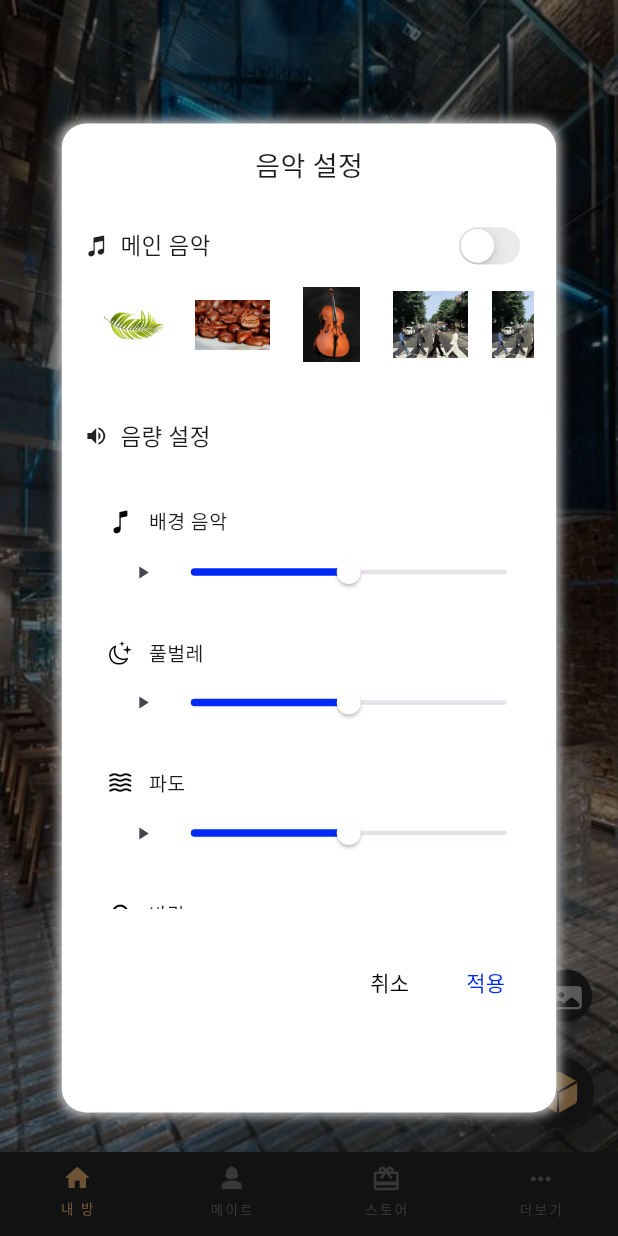
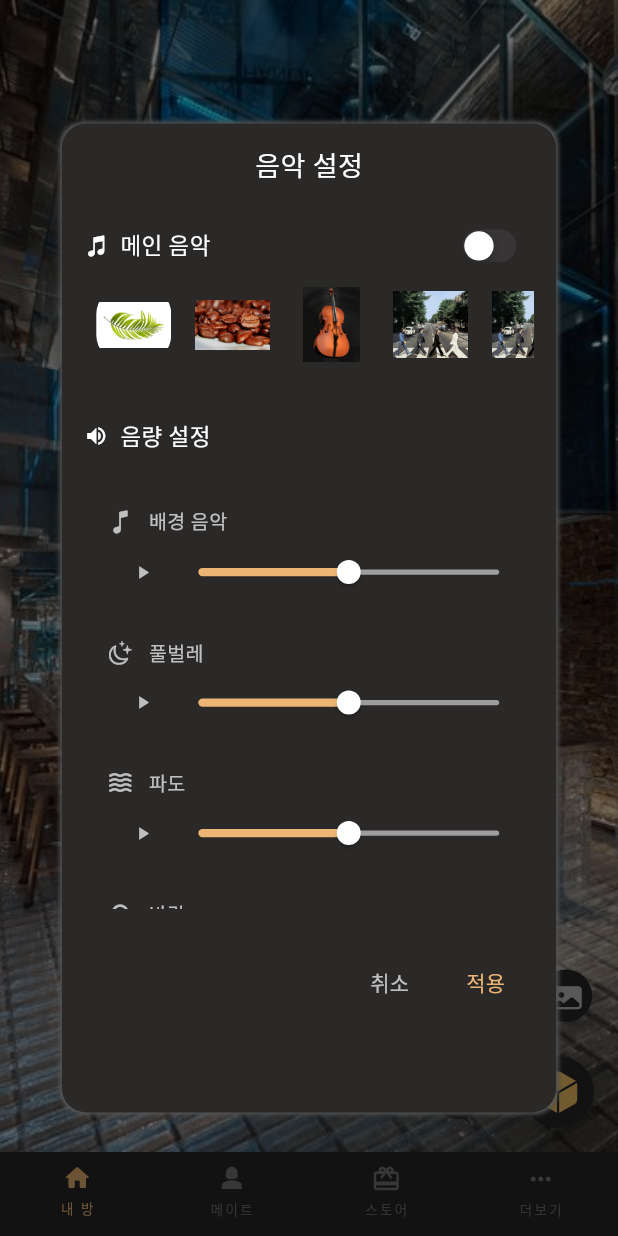
Before and after one commit to rainofmay/distance, a Flutter app: the screen it shows after launch, after a tap on the "note alt" icon, after a tap on the "library music" icon, on a phone screen of 412 x 824 dp. Run offline on Flutter 3.47's test engine with Material 3 defaults, Android fonts, the phone set to English and light mode, and no system bars; our stand-ins replace audioplayers, firebase_auth, firebase_core, flutter_dotenv, font_awesome_flutter, google_mobile_ads and 7 more; missing offline and left inert: omni_datetime_picker; accounts and stored records are empty; network calls fail; Roboto replaces fonts that are missing (GmarketSansTTFMedium).

Commit message:
[UPDATE] music 설정 창 디자인

```diff
--- a/lib/const/colors.dart
+++ b/lib/const/colors.dart
@@ -1,12 +1,12 @@
 import 'package:flutter/material.dart';
 
-const PRIMARY_COLOR = Color(0xFFECB574);
-const LIGHT = Color(0xff0E1A27);
+const PRIMARY_COLOR = Color(0xFFECB574);  //브랜드 컬러
+const PRIMARY_LIGHT = Color(0xffF7C667);  // 브랜드 컬러 밝은 버전
 const LIGHT_WHITE = Colors.white70;
 const DARK = Color(0xff282828);
 const DARK_UNSELECTED = Color(0xff777777);
 const UNSELECTED = Colors.grey;
-
+const DARK_BACKGROUND = Color(0xff2B2828);
 // schedule card 색상
 
 const WHITE = Colors.white;
--- a/lib/pages/myroom_music.dart
+++ b/lib/pages/myroom_music.dart
@@ -38,7 +38,7 @@ class _MusicSettingState extends State<MusicSetting> {
       child: CustomContainer(
           width: MediaQuery.of(context).size.width * 0.8,
           height: MediaQuery.of(context).size.height * 0.8,
-          backgroundColor: Colors.white,
+          backgroundColor: DARK_BACKGROUND,
           distance: 0,
           widget: Padding(
             padding: const EdgeInsets.only(top: 15, left: 15, right: 15),
@@ -46,7 +46,7 @@ class _MusicSettingState extends State<MusicSetting> {
               children: [
                 Text(
                   '음악 설정',
-                  style: TextStyle(fontSize: 18, fontWeight: FontWeight.normal),
+                  style: TextStyle(fontSize: 18, fontWeight: FontWeight.normal, color: WHITE),
                 ),
                 // 세부 설정
                 Column(
@@ -61,13 +61,15 @@ class _MusicSettingState extends State<MusicSetting> {
                           const Expanded(
                             child: Row(
                               children: [
-                                Icon(CupertinoIcons.music_note_2, size: 16),
+                                Icon(CupertinoIcons.music_note_2, size: 16, color: WHITE),
                                 SizedBox(width: 8),
                                 Text(
                                   '메인 음악',
                                   style: TextStyle(
                                       fontSize: 15,
-                                      fontWeight: FontWeight.normal),
+                                      fontWeight: FontWeight.normal,
+                                    color: WHITE
+                                  ),
                                 ),
                               ],
                             ),
@@ -75,7 +77,7 @@ class _MusicSettingState extends State<MusicSetting> {
                           Consumer<GlobalAudioPlayer>(
                             builder: (context, globalAudioPlayer, child) {
                               return Transform.scale(
-                                scale: 0.8,
+                                scale: 0.7,
                                 child: CupertinoSwitch(
                                   value: globalAudioPlayer.isAnyPlaying,
                                   activeColor: PRIMARY_COLOR,
@@ -171,12 +173,14 @@ class _MusicSettingState extends State<MusicSetting> {
                           margin: const EdgeInsets.only(top: 30),
                           child: const Row(
                             children: [
-                              Icon(Icons.volume_up, size: 16),
+                              Icon(Icons.volume_up, size: 16, color: WHITE,),
                               SizedBox(width: 8),
                               Text('음량 설정',
                                   style: TextStyle(
                                       fontSize: 15,
-                                      fontWeight: FontWeight.normal)),
+                                      fontWeight: FontWeight.normal,
+                                      color: WHITE
+                                  )),
                             ],
                           ),
                         ),
--- a/lib/pages/myroom_schedule.dart
+++ b/lib/pages/myroom_schedule.dart
@@ -58,7 +58,7 @@ class _ScheduleState extends State<Schedule> {
                             );
                           }));
                 },
-                icon: const Icon(CupertinoIcons.add_circled_solid), color: WHITE) : SizedBox(),
+                icon: const Icon(CupertinoIcons.add_circled_solid), color: PRIMARY_LIGHT) : SizedBox(),
           ],
         ),
         endDrawer: CustomDrawer(
--- a/lib/util/global_player.dart
+++ b/lib/util/global_player.dart
@@ -18,61 +18,61 @@ class GlobalAudioPlayer with ChangeNotifier {
       MusicInfo(
           playerIndex: 0,
           kindOfMusic: '배경 음악',
-          musicIcon: Icon(CupertinoIcons.music_note, size: 18, color: BLACK),
+          musicIcon: Icon(CupertinoIcons.music_note, size: 18, color: LIGHT_WHITE),
           audioURL: 'audios/nature/defaultMainMusic.mp3'),
       MusicInfo(
           playerIndex: 1,
           kindOfMusic: '풀벌레',
-          musicIcon: Icon(CupertinoIcons.moon_stars, size: 18, color: BLACK),
+          musicIcon: Icon(CupertinoIcons.moon_stars, size: 18, color: LIGHT_WHITE),
           audioURL: 'audios/nature/bugSound.mp3'),
       MusicInfo(
           playerIndex: 2,
           kindOfMusic: '파도',
-          musicIcon: Icon(Icons.waves_rounded, size: 18, color: BLACK),
+          musicIcon: Icon(Icons.waves_rounded, size: 18, color: LIGHT_WHITE),
           audioURL: 'audios/nature/waveSound.mp3'),
       MusicInfo(
           playerIndex: 3,
           kindOfMusic: '바람',
-          musicIcon: Icon(Icons.cloud_queue_rounded, size: 18, color: BLACK),
+          musicIcon: Icon(Icons.cloud_queue_rounded, size: 18, color: LIGHT_WHITE),
           audioURL: 'audios/nature/windSound.mp3'),
       MusicInfo(
           playerIndex: 4,
           kindOfMusic: '장작',
-          musicIcon: Icon(Icons.local_fire_department, size: 18, color: BLACK),
+          musicIcon: Icon(Icons.local_fire_department, size: 18, color: LIGHT_WHITE),
           audioURL: 'audios/nature/campingFireSound.mp3')
     ],
     [
       MusicInfo(
           playerIndex: 0,
           kindOfMusic: '카페 말하는 소리1',
-          musicIcon: Icon(CupertinoIcons.music_note, size: 18, color: BLACK),
+          musicIcon: Icon(CupertinoIcons.music_note, size: 18, color: WHITE),
           audioURL: 'audios/cafe/cafePeopleSound.mp3'),
       MusicInfo(
           playerIndex: 1,
           kindOfMusic: '카페 말하는 소리2',
-          musicIcon: Icon(CupertinoIcons.music_note, size: 18, color: BLACK),
+          musicIcon: Icon(CupertinoIcons.music_note, size: 18, color: WHITE),
           audioURL: 'audios/cafe/cafePeopleSound2.mp3'),
       MusicInfo(
           playerIndex: 2,
           kindOfMusic: '키보드 소리1',
-          musicIcon: Icon(CupertinoIcons.music_note, size: 18, color: BLACK),
+          musicIcon: Icon(CupertinoIcons.music_note, size: 18, color: WHITE),
           audioURL: 'audios/cafe/keyboardTypingSound.mp3'),
       MusicInfo(
           playerIndex: 3,
           kindOfMusic: '키보드 소리2',
-          musicIcon: Icon(CupertinoIcons.music_note, size: 18, color: BLACK),
+          musicIcon: Icon(CupertinoIcons.music_note, size: 18, color: WHITE),
           audioURL: 'audios/cafe/keyboardTypingSound2.mp3'),
       MusicInfo(
           playerIndex: 4,
           kindOfMusic: '키보드 소리3',
-          musicIcon: Icon(CupertinoIcons.music_note, size: 18, color: BLACK),
+          musicIcon: Icon(CupertinoIcons.music_note, size: 18, color: WHITE),
           audioURL: 'audios/cafe/keyboardTypingSound3.mp3'),
     ],
     [
       MusicInfo(
           playerIndex: 0,
           kindOfMusic: '클래식1',
-          musicIcon: Icon(CupertinoIcons.music_note, size: 18, color: BLACK),
+          musicIcon: Icon(CupertinoIcons.music_note, size: 18, color: WHITE),
           audioURL: 'audios/nature/defaultMainMusic.mp3'),]
   ];
 
--- a/lib/widgets/custom_container.dart
+++ b/lib/widgets/custom_container.dart
@@ -28,15 +28,15 @@ class CustomContainer extends StatelessWidget {
               boxShadow: [
                 BoxShadow(
                   offset: Offset(distance, distance),
-                  color: Colors.black26,
-                  blurRadius: 5,
-                  spreadRadius: 2,
+                  color: Colors.black,
+                  blurRadius: 2,
+                  spreadRadius: 1,
                 ),
                 BoxShadow(
                   offset: Offset(-distance, -distance),
-                  color: Colors.white70,
-                  blurRadius: 5,
-                  spreadRadius: 2,
+                  color: Colors.white38,
+                  blurRadius: 2,
+                  spreadRadius: 1,
                 )
               ]),
       child: widget,
--- a/lib/widgets/expandable_fab.dart
+++ b/lib/widgets/expandable_fab.dart
@@ -98,7 +98,7 @@ class _ExpandableFabState extends State<ExpandableFab>
                 borderRadius: BorderRadius.all(Radius.circular(50))),
           child: const Icon(
             CupertinoIcons.cube_fill,
-            color: PRIMARY_COLOR,
+            color: PRIMARY_LIGHT,
             // Colors.greenAccent,
             size: 30,
           ),
--- a/lib/widgets/music_volume.dart
+++ b/lib/widgets/music_volume.dart
@@ -31,11 +31,13 @@ class _MusicVolumeState extends State<MusicVolume> {
         margin: EdgeInsets.only(top: 20, left: 15),
         child: SliderTheme(
           data: SliderThemeData(
-            trackHeight: 3,
-            thumbColor: Colors.white,
+            trackHeight: 3.5,
+            thumbColor: WHITE,
             thumbShape: RoundSliderThumbShape(enabledThumbRadius: 8),
-            overlayShape: RoundSliderOverlayShape(overlayRadius: 0),
-            activeTrackColor: Color(0xff0029F5),
+            overlayShape: RoundSliderOverlayShape(overlayRadius: 13),
+              overlayColor: PRIMARY_COLOR.withOpacity(0.2),
+            activeTrackColor: PRIMARY_COLOR,
+            inactiveTrackColor: UNSELECTED
           ),
           child: Column(
             crossAxisAlignment: CrossAxisAlignment.start,
@@ -43,8 +45,8 @@ class _MusicVolumeState extends State<MusicVolume> {
               Row(
                 children: [
                   widget.musicIcon,
-                  SizedBox(width: 10),
-                  Text(widget.kindOfMusic, style: TextStyle(fontSize: 13)),
+                  const SizedBox(width: 10),
+                  Text(widget.kindOfMusic, style: TextStyle(fontSize: 13, color: LIGHT_WHITE)),
                 ],
               ),
               Row(
@@ -57,7 +59,7 @@ class _MusicVolumeState extends State<MusicVolume> {
                         splashColor: TRANSPARENT,
                         highlightColor: TRANSPARENT,
                         hoverColor: TRANSPARENT,
-                        icon: Icon(globalAudioPlayer.isPlaying[widget.playerIndex] ? Icons.pause : Icons.play_arrow),
+                        icon: Icon(globalAudioPlayer.isPlaying[widget.playerIndex] ? Icons.pause : Icons.play_arrow, color: LIGHT_WHITE),
                         iconSize: 14.0,
                         onPressed: () {
                           if (globalAudioPlayer.isPlaying[widget.playerIndex]) {
--- a/lib/widgets/ok_cancel._buttons.dart
+++ b/lib/widgets/ok_cancel._buttons.dart
@@ -1,4 +1,5 @@
 import 'package:flutter/material.dart';
+import 'package:mobile/const/colors.dart';
 
 class OkCancelButtons extends StatelessWidget {
   final String okText;
@@ -23,7 +24,7 @@ class OkCancelButtons extends StatelessWidget {
         mainAxisAlignment: MainAxisAlignment.end,
         children: [
           TextButton(
-            child: Text(cancelText, style: TextStyle(color: Colors.black)),
+            child: Text(cancelText, style: TextStyle(color: LIGHT_WHITE)),
             onPressed: () {
               Navigator.of(context).pop(); // 닫히는 버튼
               onCancelPressed;
@@ -33,7 +34,7 @@ class OkCancelButtons extends StatelessWidget {
             onPressed: onPressed,
             child: Text(
               okText,
-              style: TextStyle(color: Color(0xff0029F5)),
+              style: TextStyle(color: PRIMARY_COLOR),
             ),
           ),
         ],
```
Also changed, not shown: lib/pages/schedule_screen/todo/schedule_todo.dart (+4 -12 lines), lib/widgets/todo/todo.dart (+26 -14 lines).
